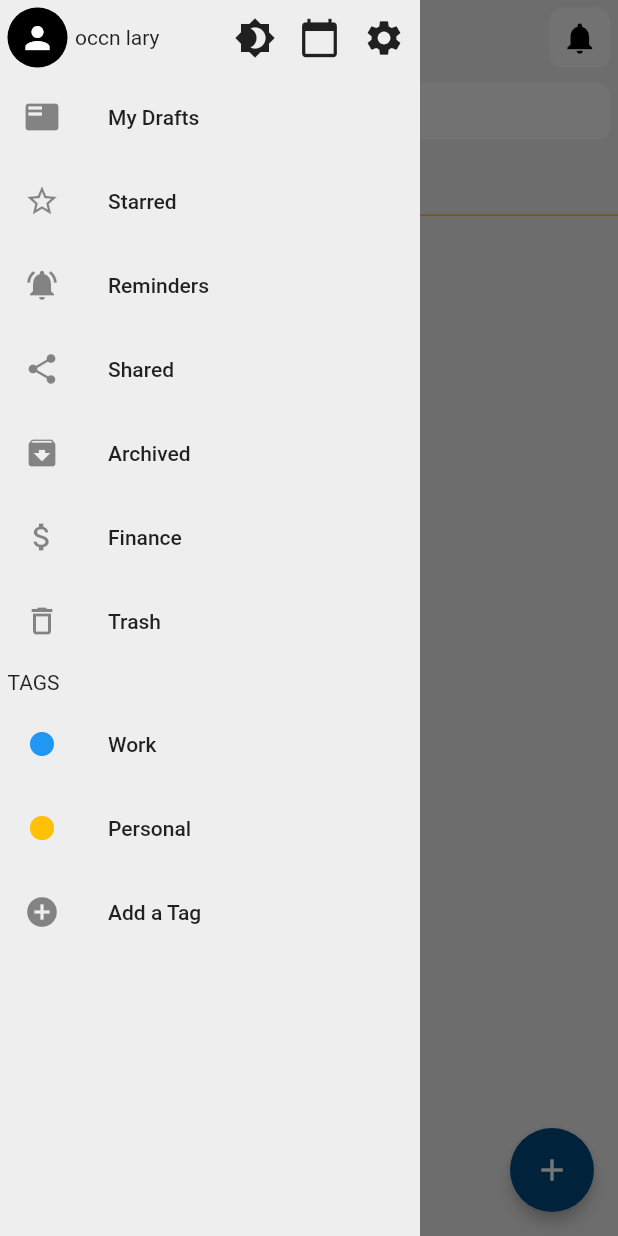
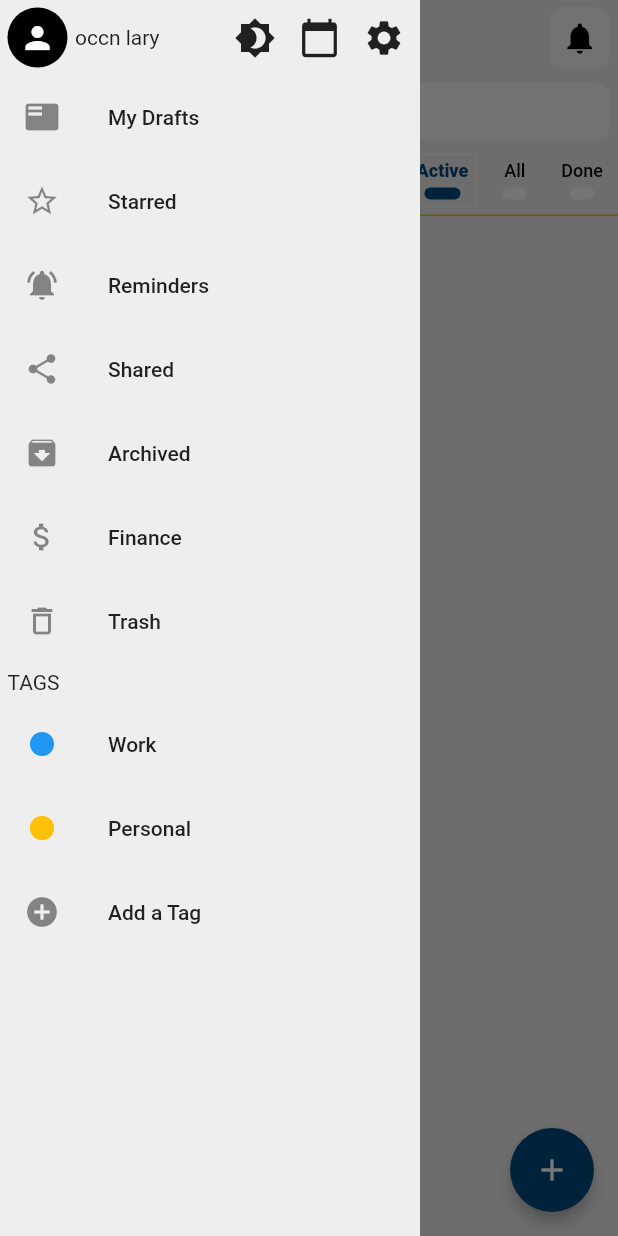
Before and after one commit to occn8/Draft_IT, a Flutter app: the Home screen opened directly, with the side drawer open, on a phone screen of 412 x 824 dp. Run offline on Flutter 3.47's test engine with Material 2 defaults, Android fonts, the phone set to English and light mode, and no system bars; our stand-ins replace charts_flutter, google_fonts, shared_preferences, sqflite; missing offline and left inert: dart:ffi; accounts and stored records are empty.

Commit message:
good fix

```diff
--- a/lib/screens/home.dart
+++ b/lib/screens/home.dart
@@ -92,8 +92,13 @@ class _HomeState extends State<Home> {
             children: [
               customAppBar(),
               SearchBox(),
-              CategorySelector(
-                text: ['Active', 'All','Done'],
+              Row(
+                mainAxisAlignment: MainAxisAlignment.end,
+                children: [
+                  CategorySelector(
+                    text: ['Active', 'All','Done'],
+                  ),
+                ],
               ),
               Container(
                 color: Colors.amber,
--- a/lib/widgets/category_selector.dart
+++ b/lib/widgets/category_selector.dart
@@ -38,7 +38,6 @@ class _CategorySelectorState extends State<CategorySelector> {
         child: Container(
           // width: 90,
           height: 35,
-
           decoration: BoxDecoration(
               border: Border.all(
                   color: isSelected ? Colors.white : Colors.transparent,
@@ -49,18 +48,30 @@ class _CategorySelectorState extends State<CategorySelector> {
               Container(
                 // width: double.infinity,
                 // height: double.infinity,
-                padding: EdgeInsets.symmetric(horizontal: 5,vertical: 4),
+                padding: EdgeInsets.symmetric(horizontal: 5, vertical: 4),
                 decoration: BoxDecoration(
-                    color: Colors.transparent,
-                    shape: BoxShape.rectangle,
-                    boxShadow: [
-                      BoxShadow(
-                        color: Colors.black38,
-                        offset: Offset(0, 5.0),
-                        blurRadius: 5.0,
-                      ),
-                    ]),
-                child: Text(text,style: TextStyle(fontSize: 12,fontWeight: FontWeight.w800),),
+                  color: Colors.transparent,
+                  shape: BoxShape.rectangle,
+                  // boxShadow: [
+                  //   BoxShadow(
+                  //     color: Colors.black38,
+                  //     offset: Offset(0, 5.0),
+                  //     blurRadius: 5.0,
+                  //   ),
+                  // ],
+                ),
+                child: Text(
+                  text,
+                  style: isSelected
+                      ? TextStyle(
+                          fontSize: 12,
+                          fontWeight: FontWeight.w800,
+                          color: Color.fromARGB(255, 0, 77, 128))
+                      : TextStyle(
+                          fontSize: 12,
+                          fontWeight: FontWeight.w500,
+                          color: Colors.black),
+                ),
               ),
               AnimatedContainer(
                 duration: Duration(milliseconds: 150),
@@ -68,7 +79,9 @@ class _CategorySelectorState extends State<CategorySelector> {
                 height: 8.0,
                 width: isSelected ? 24.0 : 16.0,
                 decoration: BoxDecoration(
-                  color: isSelected ? Colors.blue[800] : Colors.white,
+                  color: isSelected
+                      ? Color.fromARGB(255, 0, 77, 128)
+                      : Colors.white,
                   borderRadius: BorderRadius.all(Radius.circular(12)),
                 ),
               ),
```
